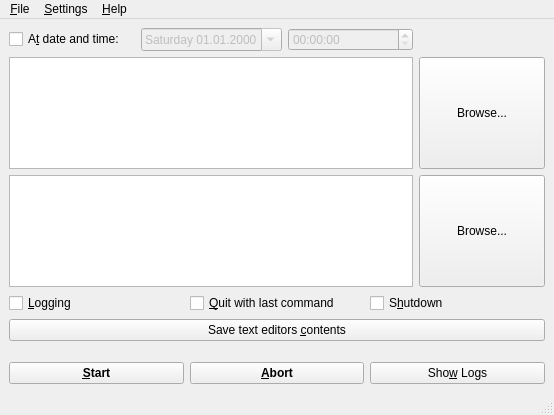
Above: qprogram-starter/src/ui/gui.ui from hakaishi/shutdown-qapps before the change. Below: the same form after it.
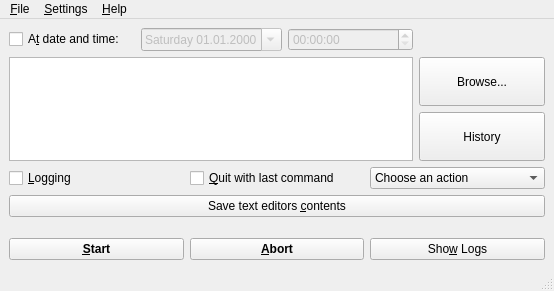
That is the form after the change. Icons and pictures are not drawn.

Commit message: unlimited command queue; added new shutdown methods; added history

What changed in the file:
```diff
--- a/qprogram-starter/src/ui/gui.ui
+++ b/qprogram-starter/src/ui/gui.ui
@@ -7,7 +7,7 @@
     <x>0</x>
     <y>0</y>
     <width>554</width>
-    <height>415</height>
+    <height>291</height>
    </rect>
   </property>
   <property name="windowTitle">
@@ -19,17 +19,17 @@
   </property>
   <widget class="QWidget" name="centralwidget">
    <layout class="QGridLayout" name="gridLayout">
-    <item row="0" column="0">
-     <widget class="QCheckBox" name="atDateCheckBox">
-      <property name="toolTip">
-       <string>Start the commands to this time and date</string>
+    <item row="0" column="2">
+     <widget class="QTimeEdit" name="timeEdit">
+      <property name="enabled">
+       <bool>false</bool>
       </property>
-      <property name="text">
-       <string>A&amp;t date and time:</string>
+      <property name="displayFormat">
+       <string>HH:mm:ss</string>
       </property>
      </widget>
     </item>
-    <item row="5" column="0" colspan="4">
+    <item row="9" column="0" colspan="4">
      <spacer name="horizontalSpacer">
       <property name="orientation">
        <enum>Qt::Horizontal</enum>
@@ -42,7 +42,70 @@
       </property>
      </spacer>
     </item>
-    <item row="6" column="0" colspan="4">
+    <item row="7" column="0" colspan="4">
+     <layout class="QHBoxLayout" name="horizontalLayout_5">
+      <item>
+       <widget class="QCheckBox" name="loggingCheckBox">
+        <property name="text">
+         <string>&amp;Logging</string>
+        </property>
+       </widget>
+      </item>
+      <item>
+       <widget class="QCheckBox" name="quitCheckBox">
+        <property name="toolTip">
+         <string>Quits qprogram-starter when the last command finished</string>
+        </property>
+        <property name="text">
+         <string>&amp;Quit with last command</string>
+        </property>
+       </widget>
+      </item>
+      <item>
+       <widget class="QComboBox" name="comboBox">
+        <item>
+         <property name="text">
+          <string>Choose an action</string>
+         </property>
+        </item>
+        <item>
+         <property name="text">
+          <string>Shutdown</string>
+         </property>
+        </item>
+        <item>
+         <property name="text">
+          <string>Reboot</string>
+         </property>
+        </item>
+        <item>
+         <property name="text">
+          <string>Suspend</string>
+         </property>
+        </item>
+        <item>
+         <property name="text">
+          <string>Hibernate</string>
+         </property>
+        </item>
+       </widget>
+      </item>
+     </layout>
+    </item>
+    <item row="2" column="3">
+     <widget class="QPushButton" name="browse">
+      <property name="sizePolicy">
+       <sizepolicy hsizetype="Minimum" vsizetype="Minimum">
+        <horstretch>0</horstretch>
+        <verstretch>0</verstretch>
+       </sizepolicy>
+      </property>
+      <property name="text">
+       <string>Browse...</string>
+      </property>
+     </widget>
+    </item>
+    <item row="10" column="0" colspan="4">
      <layout class="QHBoxLayout" name="horizontalLayout_3">
       <item>
        <widget class="QPushButton" name="startB">
@@ -85,6 +148,16 @@
       </item>
      </layout>
     </item>
+    <item row="0" column="0">
+     <widget class="QCheckBox" name="atDateCheckBox">
+      <property name="toolTip">
+       <string>Start the commands to this time and date</string>
+      </property>
+      <property name="text">
+       <string>A&amp;t date and time:</string>
+      </property>
+     </widget>
+    </item>
     <item row="0" column="1">
      <widget class="QDateEdit" name="dateEdit">
       <property name="enabled">
@@ -98,7 +171,7 @@
       </property>
      </widget>
     </item>
-    <item row="4" column="0" colspan="4">
+    <item row="8" column="0" colspan="4">
      <widget class="QPushButton" name="saveButton">
       <property name="toolTip">
        <string>The contents will be restored on every start of qprogram-starter</string>
@@ -108,8 +181,8 @@
       </property>
      </widget>
     </item>
-    <item row="1" column="3">
-     <widget class="QPushButton" name="browse1">
+    <item row="3" column="3">
+     <widget class="QPushButton" name="historyBtn">
       <property name="sizePolicy">
        <sizepolicy hsizetype="Minimum" vsizetype="Minimum">
         <horstretch>0</horstretch>
@@ -117,78 +190,17 @@
        </sizepolicy>
       </property>
       <property name="text">
-       <string>Browse...</string>
+       <string>History</string>
       </property>
      </widget>
     </item>
-    <item row="0" column="2">
-     <widget class="QTimeEdit" name="timeEdit">
-      <property name="enabled">
-       <bool>false</bool>
-      </property>
-      <property name="displayFormat">
-       <string>HH:mm:ss</string>
-      </property>
-     </widget>
-    </item>
-    <item row="3" column="0" colspan="4">
-     <layout class="QHBoxLayout" name="horizontalLayout_5">
-      <item>
-       <widget class="QCheckBox" name="loggingCheckBox">
-        <property name="text">
-         <string>&amp;Logging</string>
-        </property>
-       </widget>
-      </item>
-      <item>
-       <widget class="QCheckBox" name="quitCheckBox">
-        <property name="toolTip">
-         <string>Quits qprogram-starter when the last command finished</string>
-        </property>
-        <property name="text">
-         <string>&amp;Quit with last command</string>
-        </property>
-       </widget>
-      </item>
-      <item>
-       <widget class="QCheckBox" name="shutdownCheckBox">
-        <property name="toolTip">
-         <string>Shutdown the computer after all commands finished</string>
-        </property>
-        <property name="text">
-         <string>S&amp;hutdown</string>
-        </property>
-       </widget>
-      </item>
-     </layout>
-    </item>
-    <item row="2" column="3">
-     <widget class="QPushButton" name="browse2">
-      <property name="sizePolicy">
-       <sizepolicy hsizetype="Minimum" vsizetype="Minimum">
-        <horstretch>0</horstretch>
-        <verstretch>0</verstretch>
-       </sizepolicy>
-      </property>
-      <property name="text">
-       <string>Browse...</string>
-      </property>
-     </widget>
-    </item>
-    <item row="1" column="0" colspan="3">
+    <item row="2" column="0" rowspan="2" colspan="3">
      <widget class="QPlainTextEdit" name="plainTextEdit">
       <property name="tabChangesFocus">
        <bool>true</bool>
       </property>
      </widget>
     </item>
-    <item row="2" column="0" colspan="3">
-     <widget class="QPlainTextEdit" name="plainTextEdit2">
-      <property name="tabChangesFocus">
-       <bool>true</bool>
-      </property>
-     </widget>
-    </item>
    </layout>
   </widget>
   <widget class="QMenuBar" name="menubar">
```
Left out of the diff: 56 changed lines with no effect on the pictures. The commit also changes 6 other files.
